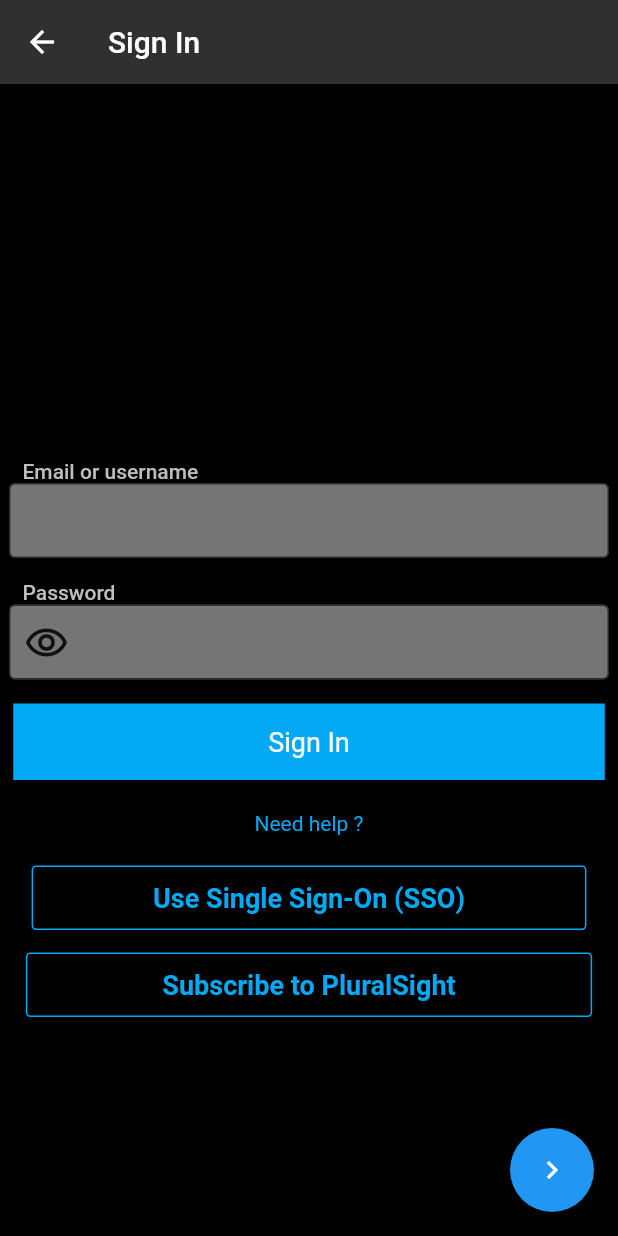
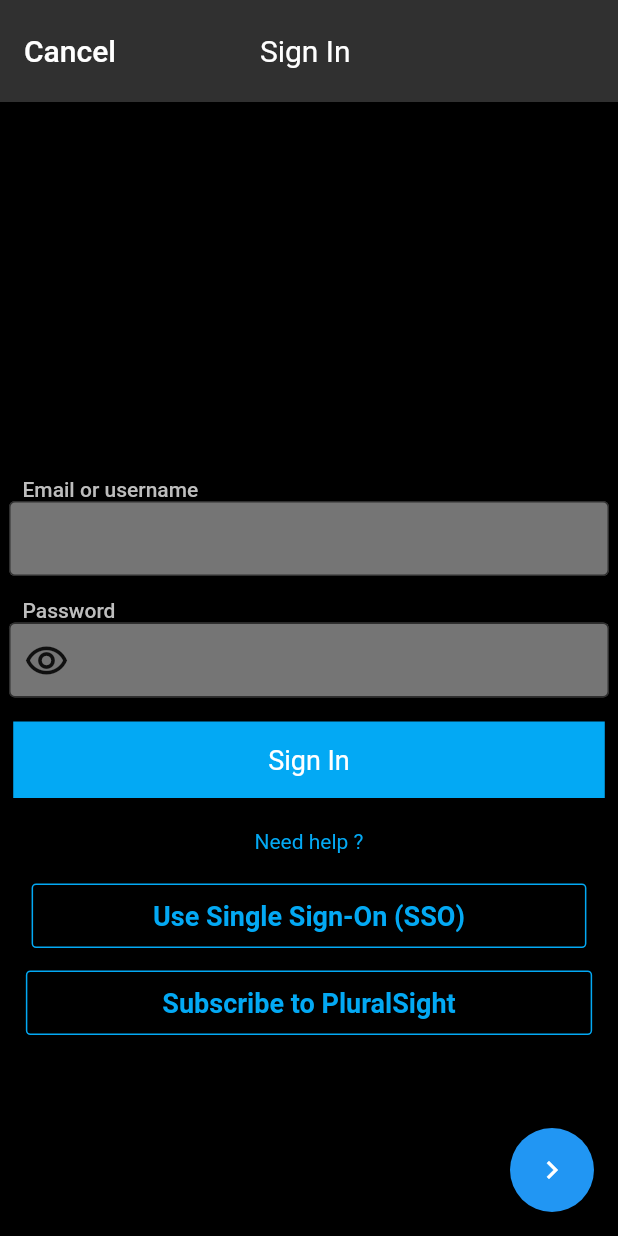
Before and after one commit to dangvuminh/flutterProject_2021, a Flutter app: the SignIn screen opened by its route, on a phone screen of 412 x 824 dp. Run offline on Flutter 3.47's test engine with Material 2 defaults, Android fonts, the phone set to English and light mode, and no system bars.

Commit message:
create my own appbars

```diff
--- a/lib/SignIn.dart
+++ b/lib/SignIn.dart
@@ -12,14 +12,46 @@ class SignIn extends StatelessWidget {
             Navigator.pushNamed(context, '/signInList');
           },
         ),
-      appBar: AppBar(
-        title: Text('Sign In'),
-        backgroundColor: Colors.grey[850],
-      ),
+      // appBar: AppBar(
+      //   title: Text('Sign In'),
+      //   backgroundColor: Colors.grey[850],
+      // ),
       body: Container(
         color: Colors.black,
+        child: SafeArea(
           child: Column(
             children: [
+              Container(
+                padding: EdgeInsets.only(top:10.0,bottom:10.0),
+                color: Colors.grey[850],
+                child: Row(
+                  children: [
+                    FlatButton(
+                      onPressed: (){
+                        Navigator.pop(context,'/');
+                      },
+                        child: Text(
+                          'Cancel',
+                          style: TextStyle(
+                            color: Colors.white,
+                            fontSize: 20.0,
+                          )
+                        ),
+                    ),
+                    Container(
+                        margin:EdgeInsets.only(left: 80.0) ,
+                        child: Text(
+                            'Sign In',
+                            style: TextStyle(
+                              color: Colors.white,
+                              fontSize: 20.0,
+                            )
+                        )
+                    ),
+                  ],
+                ),
+              ),
+
               Container(
                 height: 250.0,
               ),
@@ -152,6 +184,7 @@ class SignIn extends StatelessWidget {
               )),
             ],
           ),
+        ),
       )
     );
   }
```
Also changed, not shown: lib/SignInList.dart (+41 -12 lines), lib/Courses.dart (added), 16 other files. Lines whose indentation alone changed are shown as unchanged.
